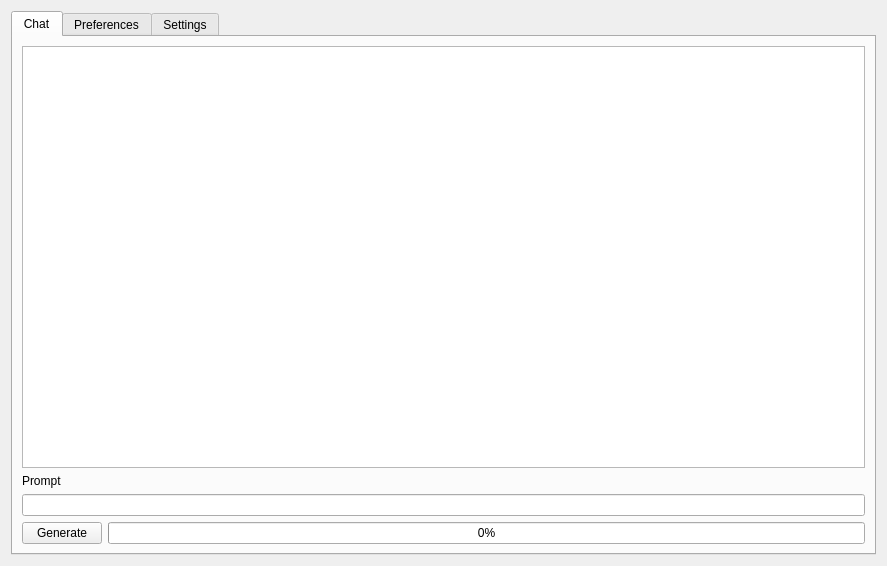
First picture: the form in src/airunner/widgets/llm/templates/llm_widget.ui, repository Capsize-Games/airunner, before the edit.
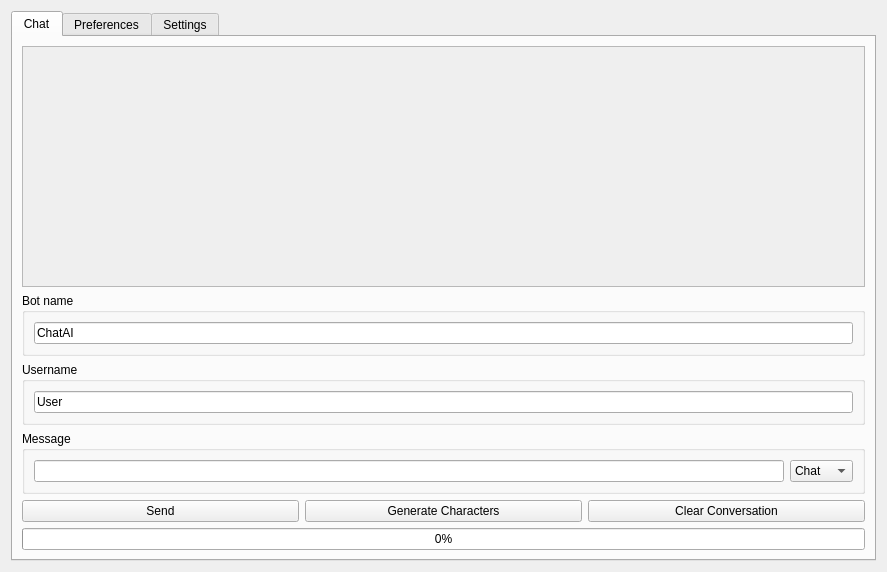
Second picture: the form after the edit. Icons and pictures are not drawn. Custom widgets are drawn as their Qt base class.

What changed in the file:
```diff
--- a/src/airunner/widgets/llm/templates/llm_widget.ui
+++ b/src/airunner/widgets/llm/templates/llm_widget.ui
@@ -7,7 +7,7 @@
     <x>0</x>
     <y>0</y>
     <width>887</width>
-    <height>566</height>
+    <height>572</height>
    </rect>
   </property>
   <property name="windowTitle">
@@ -27,46 +27,104 @@
       <attribute name="title">
        <string>Chat</string>
       </attribute>
-      <layout class="QGridLayout" name="gridLayout_2">
-       <item row="1" column="0">
-        <layout class="QVBoxLayout" name="verticalLayout_2">
+      <layout class="QGridLayout" name="gridLayout_8">
+       <item row="4" column="0">
+        <layout class="QHBoxLayout" name="horizontalLayout_2">
          <item>
-          <widget class="QLabel" name="label_2">
+          <widget class="QPushButton" name="send_button">
            <property name="text">
-            <string>Prompt</string>
+            <string>Send</string>
            </property>
           </widget>
          </item>
          <item>
-          <widget class="QLineEdit" name="prompt"/>
+          <widget class="QPushButton" name="generate_characters_button">
+           <property name="text">
+            <string>Generate Characters</string>
+           </property>
+          </widget>
+         </item>
+         <item>
+          <widget class="QPushButton" name="clear_conversatiion_button">
+           <property name="text">
+            <string>Clear Conversation</string>
+           </property>
+          </widget>
          </item>
         </layout>
        </item>
+       <item row="3" column="0">
+        <widget class="QGroupBox" name="groupBox_5">
+         <property name="title">
+          <string>Message</string>
+         </property>
+         <layout class="QHBoxLayout" name="horizontalLayout">
+          <item>
+           <widget class="QLineEdit" name="prompt"/>
+          </item>
+          <item>
+           <widget class="QComboBox" name="comboBox">
+            <item>
+             <property name="text">
+              <string>Chat</string>
+             </property>
+            </item>
+            <item>
+             <property name="text">
+              <string>Action</string>
+             </property>
+            </item>
+           </widget>
+          </item>
+         </layout>
+        </widget>
+       </item>
+       <item row="5" column="0">
+        <widget class="QProgressBar" name="progressBar">
+         <property name="value">
+          <number>0</number>
+         </property>
+        </widget>
+       </item>
+       <item row="2" column="0">
+        <widget class="QGroupBox" name="groupBox_4">
+         <property name="title">
+          <string>Username</string>
+         </property>
+         <layout class="QGridLayout" name="gridLayout_7">
+          <item row="0" column="0">
+           <widget class="QLineEdit" name="username">
+            <property name="text">
+             <string>User</string>
+            </property>
+           </widget>
+          </item>
+         </layout>
+        </widget>
+       </item>
+       <item row="1" column="0">
+        <widget class="QGroupBox" name="groupBox_3">
+         <property name="title">
+          <string>Bot name</string>
+         </property>
+         <layout class="QGridLayout" name="gridLayout_6">
+          <item row="0" column="0">
+           <widget class="QLineEdit" name="botname">
+            <property name="text">
+             <string>ChatAI</string>
+            </property>
+           </widget>
+          </item>
+         </layout>
+        </widget>
+       </item>
        <item row="0" column="0">
-        <widget class="QPlainTextEdit" name="response">
-         <property name="readOnly">
+        <widget class="QScrollArea" name="conversation">
+         <property name="widgetResizable">
           <bool>true</bool>
          </property>
         </widget>
        </item>
-       <item row="2" column="0">
-        <layout class="QHBoxLayout" name="horizontalLayout">
-         <item>
-          <widget class="QPushButton" name="generate">
-           <property name="text">
-            <string>Generate</string>
-           </property>
-          </widget>
-         </item>
-         <item>
-          <widget class="QProgressBar" name="progressBar">
-           <property name="value">
-            <number>0</number>
-           </property>
-          </widget>
-         </item>
-        </layout>
-       </item>
       </layout>
      </widget>
      <widget class="QWidget" name="tab_2">
@@ -105,45 +163,6 @@
          </widget>
         </widget>
        </item>
-       <item row="1" column="0">
-        <widget class="QGroupBox" name="groupBox_4">
-         <property name="title">
-          <string>Username</string>
-         </property>
-         <layout class="QGridLayout" name="gridLayout_7">
-          <item row="0" column="0">
-           <widget class="QLineEdit" name="username">
-            <property name="text">
-             <string>User</string>
-            </property>
-           </widget>
-          </item>
-         </layout>
-        </widget>
-       </item>
-       <item row="0" column="0">
-        <widget class="QGroupBox" name="groupBox_3">
-         <property name="title">
-          <string>Bot name</string>
-         </property>
-         <layout class="QGridLayout" name="gridLayout_6">
-          <item row="0" column="0">
-           <widget class="QLineEdit" name="botname">
-            <property name="text">
-             <string>ChatAI</string>
-            </property>
-           </widget>
-          </item>
-         </layout>
-        </widget>
-       </item>
-       <item row="2" column="0">
-        <widget class="Line" name="line">
-         <property name="orientation">
-          <enum>Qt::Horizontal</enum>
-         </property>
-        </widget>
-       </item>
       </layout>
      </widget>
      <widget class="QWidget" name="tab_3">
```
Left out of the diff: 611 changed lines with no effect on the pictures.
